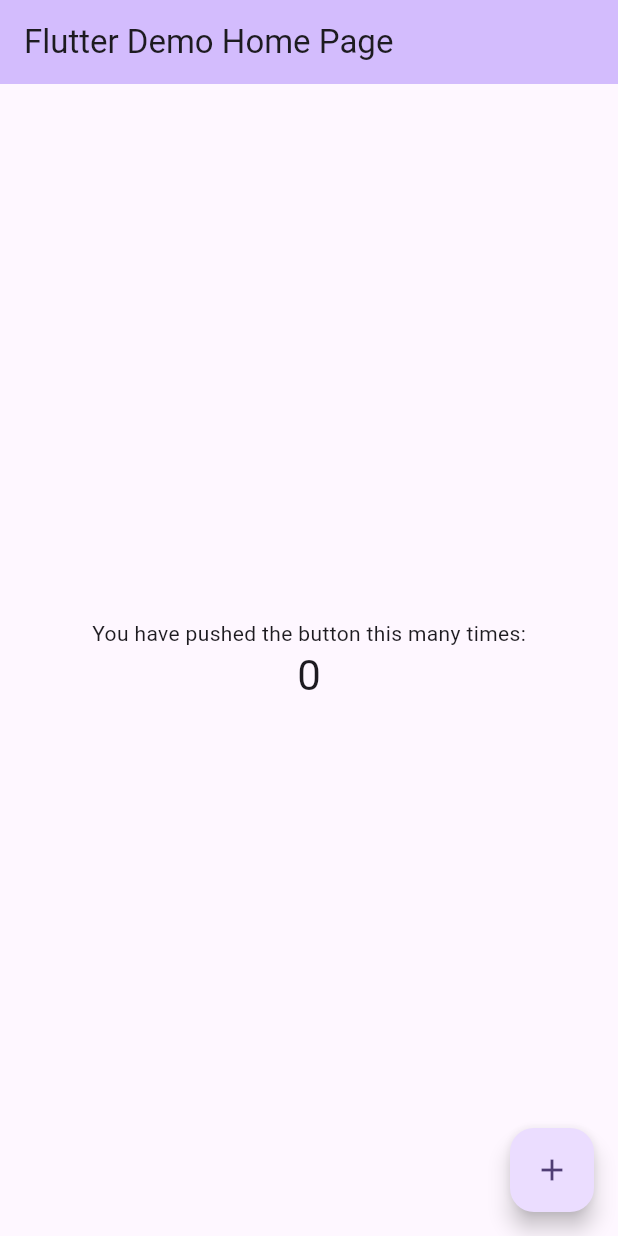
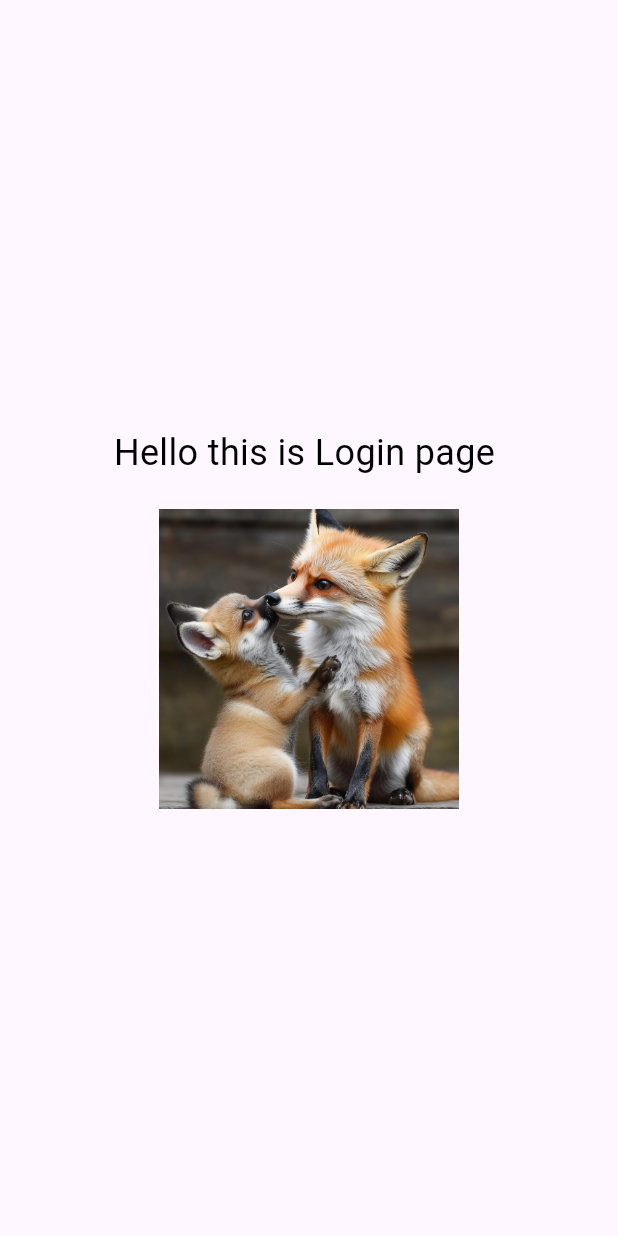
Before and after one commit to sumangiri109/Hamro_Class, a Flutter app: the screen it shows after launch, on a phone screen of 412 x 824 dp. Run offline on Flutter 3.47's test engine with Material 3 defaults, Android fonts, the phone set to English and light mode, and no system bars; our stand-ins replace firebase_core; accounts and stored records are empty; Roboto replaces fonts that are missing (Lexend-Bold); statements that could not run were skipped.

Commit message:
feat: folder structure uploaded

```diff
--- /dev/null
+++ b/lib/constant/colors.dart
@@ -0,0 +1,5 @@
+import 'package:flutter/material.dart';
+
+// defining colors which will be used in this app:
+const Color black = Colors.black;
+const Color white = Color(0xffffffff);
--- /dev/null
+++ b/lib/constant/const.dart
@@ -0,0 +1,6 @@
+// This is the main file for constant folder which export all these files at once:
+export 'colors.dart';
+export 'package:flutter/material.dart';
+export 'images.dart';
+export 'fonts.dart';
+export 'strings.dart';
--- /dev/null
+++ b/lib/constant/fonts.dart
@@ -0,0 +1,6 @@
+// Fonts setup (calling the fonts name from pubspec.yaml fonts section):
+const lexendMedium = "Lexend-Medium";
+const lexendBold = "Lexend-Bold";
+const lexendLight = "Lexend-Light";
+const lexendRegular = "Lexend-Regular";
+const lexendSB = "Lexend-SemiBold";
--- /dev/null
+++ b/lib/constant/images.dart
@@ -0,0 +1,3 @@
+// Calling the images from assets/ images file:
+const String saugat = "assets/images/image.png";
+const String saugat2 = "assets/images/image1.png";
--- /dev/null
+++ b/lib/constant/strings.dart
@@ -0,0 +1,5 @@
+// log in screen message:
+const String loginMessage = "Hello this is Login page ";
+
+// Signup Page:
+const String signupMessage = "Hello this is Signup page ..... ";
--- a/lib/main.dart
+++ b/lib/main.dart
@@ -1,137 +1,26 @@
 import 'package:firebase_core/firebase_core.dart';
-import 'package:cloud_firestore/cloud_firestore.dart';
-
 import 'package:flutter/material.dart';
-import 'package:hamro_project/firebase_options.dart';
+import 'package:hamro_project/core/services/firebase_options.dart';
+import 'package:hamro_project/presentation/screens/widgets/widgets_tests.dart';
 
 void main() async {
+  // Firebase initilization:
   WidgetsFlutterBinding.ensureInitialized();
   await Firebase.initializeApp(options: DefaultFirebaseOptions.currentPlatform);
+
   runApp(const MyApp());
 }
 
 class MyApp extends StatelessWidget {
   const MyApp({super.key});
 
-  // This widget is the root of your application.
   @override
   Widget build(BuildContext context) {
     return MaterialApp(
-      title: 'Flutter Demo',
-      theme: ThemeData(
-        // This is the theme of your application.
-        //this is added by suman
-
-        //
-        // TRY THIS: Try running your application with "flutter run". You'll see
-        // the application has a purple toolbar. Then, without quitting the app,
-        // try changing the seedColor in the colorScheme below to Colors.green
-        // and then invoke "hot reload" (save your changes or press the "hot
-        // reload" button in a Flutter-supported IDE, or press "r" if you used
-        // the command line to start the app).
-        //
-        // Notice that the counter didn't reset back to zero; the application
-        // state is not lost during the reload. To reset the state, use hot
-        // restart instead.
-        //
-        // This works for code too, not just values: Most code changes can be
-        // tested with just a hot reload.
-        colorScheme: ColorScheme.fromSeed(seedColor: Colors.deepPurple),
-      ),
-      home: const MyHomePage(title: 'Flutter Demo Home Page'),
+      debugShowCheckedModeBanner: false,
+      title: 'Hamro Project',
+      theme: ThemeData(primarySwatch: Colors.blue),
+      home: WidgetTest(),
     );
   }
 }
-
-class MyHomePage extends StatefulWidget {
-  const MyHomePage({super.key, required this.title});
-
-  // This widget is the home page of your application. It is stateful, meaning
-  // that it has a State object (defined below) that contains fields that affect
-  // how it looks.
-
-  // This class is the configuration for the state. It holds the values (in this
-  // case the title) provided by the parent (in this case the App widget) and
-  // used by the build method of the State. Fields in a Widget subclass are
-  // always marked "final".
-
-  final String title;
-
-  @override
-  State<MyHomePage> createState() => _MyHomePageState();
-}
-
-class _MyHomePageState extends State<MyHomePage> {
-  int _counter = 0;
-
-  void _incrementCounter() async {
-    setState(() {
-      _counter++;
-    });
-
-    // 1) Get a reference to Firestore:
-    FirebaseFirestore firestore = FirebaseFirestore.instance;
-
-    // 2) Choose a collection (here we call it 'test'):
-    CollectionReference testCollection = firestore.collection('test');
-
-    // 3) Add a document with two fields:
-    await testCollection.add({
-      'message': 'Button pressed $_counter times',
-      'timestamp': FieldValue.serverTimestamp(),
-    });
-  }
-
-  @override
-  Widget build(BuildContext context) {
-    // This method is rerun every time setState is called, for instance as done
-    // by the _incrementCounter method above.
-    //
-    // The Flutter framework has been optimized to make rerunning build methods
-    // fast, so that you can just rebuild anything that needs updating rather
-    // than having to individually change instances of widgets.
-    return Scaffold(
-      appBar: AppBar(
-        // TRY THIS: Try changing the color here to a specific color (to
-        // Colors.amber, perhaps?) and trigger a hot reload to see the AppBar
-        // change color while the other colors stay the same.
-        backgroundColor: Theme.of(context).colorScheme.inversePrimary,
-        // Here we take the value from the MyHomePage object that was created by
-        // the App.build method, and use it to set our appbar title.
-        title: Text(widget.title),
-      ),
-      body: Center(
-        // Center is a layout widget. It takes a single child and positions it
-        // in the middle of the parent.
-        child: Column(
-          // Column is also a layout widget. It takes a list of children and
-          // arranges them vertically. By default, it sizes itself to fit its
-          // children horizontally, and tries to be as tall as its parent.
-          //
-          // Column has various properties to control how it sizes itself and
-          // how it positions its children. Here we use mainAxisAlignment to
-          // center the children vertically; the main axis here is the vertical
-          // axis because Columns are vertical (the cross axis would be
-          // horizontal).
-          //
-          // TRY THIS: Invoke "debug painting" (choose the "Toggle Debug Paint"
-          // action in the IDE, or press "p" in the console), to see the
-          // wireframe for each widget.
-          mainAxisAlignment: MainAxisAlignment.center,
-          children: <Widget>[
-            const Text('You have pushed the button this many times:'),
-            Text(
-              '$_counter',
-              style: Theme.of(context).textTheme.headlineMedium,
-            ),
-          ],
-        ),
-      ),
-      floatingActionButton: FloatingActionButton(
-        onPressed: _incrementCounter,
-        tooltip: 'Increment',
-        child: const Icon(Icons.add),
-      ), // This trailing comma makes auto-formatting nicer for build methods.
-    );
-  }
-}
--- /dev/null
+++ b/lib/presentation/screens/widgets/widgets_tests.dart
@@ -0,0 +1,42 @@
+import 'package:hamro_project/constant/const.dart';
+
+class WidgetTest extends StatefulWidget {
+  const WidgetTest({super.key});
+
+  @override
+  State<WidgetTest> createState() => _WidgetTestState();
+}
+
+class _WidgetTestState extends State<WidgetTest> {
+  @override
+  Widget build(BuildContext context) {
+    return Scaffold(
+      body: Center(
+        child: SafeArea(
+          child: SingleChildScrollView(
+            child: Column(
+              mainAxisAlignment: MainAxisAlignment.center,
+              children: [
+                const Text(
+                  loginMessage, //  fetched from constant (strings)
+                  style: TextStyle(
+                    fontSize: 24,
+                    fontFamily: lexendBold, //  fetched from constant (fonts)
+                    color: black, //  fetched from constant (color)
+                  ),
+                ),
+                const SizedBox(height: 20),
+                Image.asset(
+                  saugat2, //  fetched from constant (image)
+                  height: 200,
+                  width: 200,
+                  fit: BoxFit.cover,
+                ),
+              ],
+            ),
+          ),
+        ),
+      ),
+    );
+  }
+}
```
Also changed, not shown: pubspec.yaml (+23 -27 lines), assets/fonts/Lexend-Black.ttf (added), assets/fonts/Lexend-Bold.ttf (added), assets/fonts/Lexend-ExtraBold.ttf (added), assets/fonts/Lexend-ExtraLight.ttf (added), assets/fonts/Lexend-Light.ttf (added), assets/fonts/Lexend-Medium.ttf (added), assets/fonts/Lexend-Regular.ttf (added), assets/fonts/Lexend-SemiBold.ttf (added), assets/fonts/Lexend-Thin.ttf (added), assets/images/image.png (added), assets/images/image1.png (added), lib/core/services/firebase_options.dart (renamed from lib/firebase_options.dart), 1 other file.
